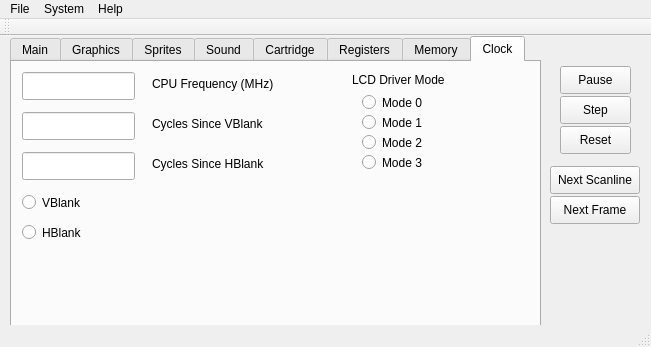
Above: qtfiles/mainwindow.ui from cthornsb/OtterGB before the change. Below: the same form after it.
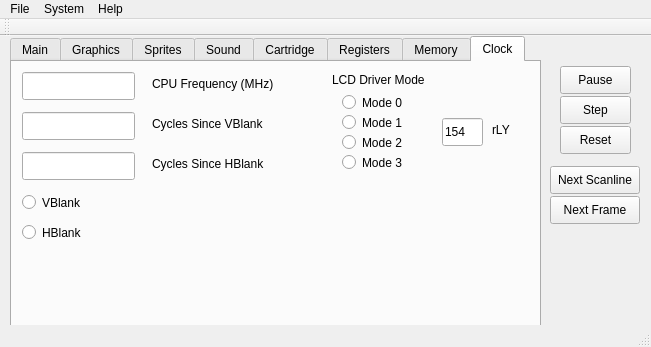
That is the form after the change. The open tabs and pages were chosen to show the change.

The edit to the form file:
```diff
--- a/qtfiles/mainwindow.ui
+++ b/qtfiles/mainwindow.ui
@@ -2173,7 +2173,7 @@
      <widget class="QLabel" name="label_56">
       <property name="geometry">
        <rect>
-        <x>340</x>
+        <x>320</x>
         <y>10</y>
         <width>111</width>
         <height>16</height>
@@ -2251,7 +2251,7 @@
      <widget class="QRadioButton" name="radioButton_Clock_Mode0">
       <property name="geometry">
        <rect>
-        <x>350</x>
+        <x>330</x>
         <y>30</y>
         <width>104</width>
         <height>21</height>
@@ -2264,7 +2264,7 @@
      <widget class="QRadioButton" name="radioButton_Clock_Mode1">
       <property name="geometry">
        <rect>
-        <x>350</x>
+        <x>330</x>
         <y>50</y>
         <width>104</width>
         <height>21</height>
@@ -2277,7 +2277,7 @@
      <widget class="QRadioButton" name="radioButton_Clock_Mode2">
       <property name="geometry">
        <rect>
-        <x>350</x>
+        <x>330</x>
         <y>70</y>
         <width>104</width>
         <height>21</height>
@@ -2290,7 +2290,7 @@
      <widget class="QRadioButton" name="radioButton_Clock_Mode3">
       <property name="geometry">
        <rect>
-        <x>350</x>
+        <x>330</x>
         <y>90</y>
         <width>104</width>
         <height>21</height>
@@ -2313,6 +2313,35 @@
        <string>HBlank</string>
       </property>
      </widget>
+     <widget class="QLineEdit" name="lineEdit_rLY">
+      <property name="geometry">
+       <rect>
+        <x>430</x>
+        <y>56</y>
+        <width>41</width>
+        <height>28</height>
+       </rect>
+      </property>
+      <property name="text">
+       <string>154</string>
+      </property>
+      <property name="readOnly">
+       <bool>true</bool>
+      </property>
+     </widget>
+     <widget class="QLabel" name="label_60">
+      <property name="geometry">
+       <rect>
+        <x>480</x>
+        <y>60</y>
+        <width>31</width>
+        <height>16</height>
+       </rect>
+      </property>
+      <property name="text">
+       <string>rLY</string>
+      </property>
+     </widget>
     </widget>
    </widget>
    <widget class="QPushButton" name="pushButton_PauseResume">
```
